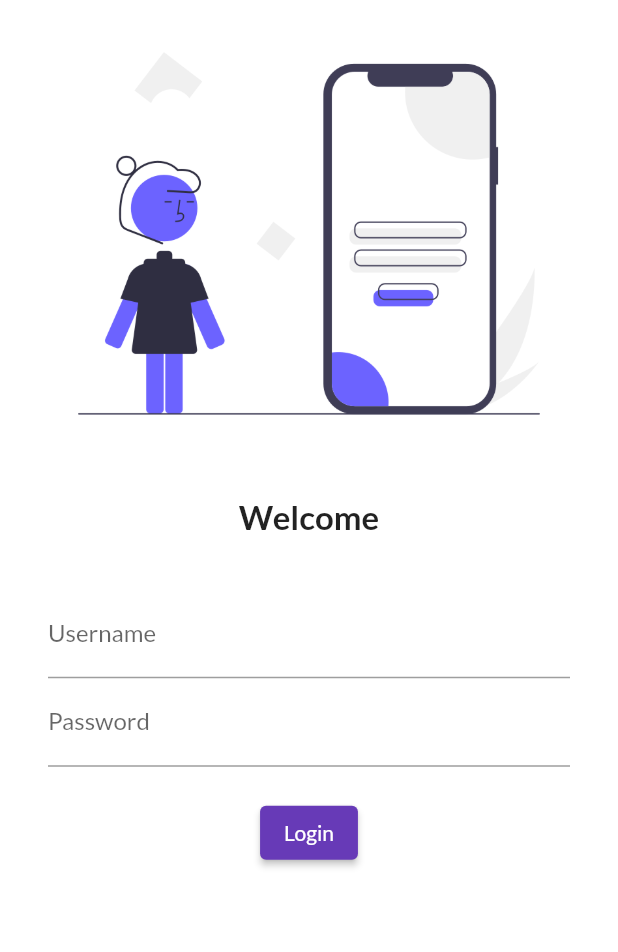
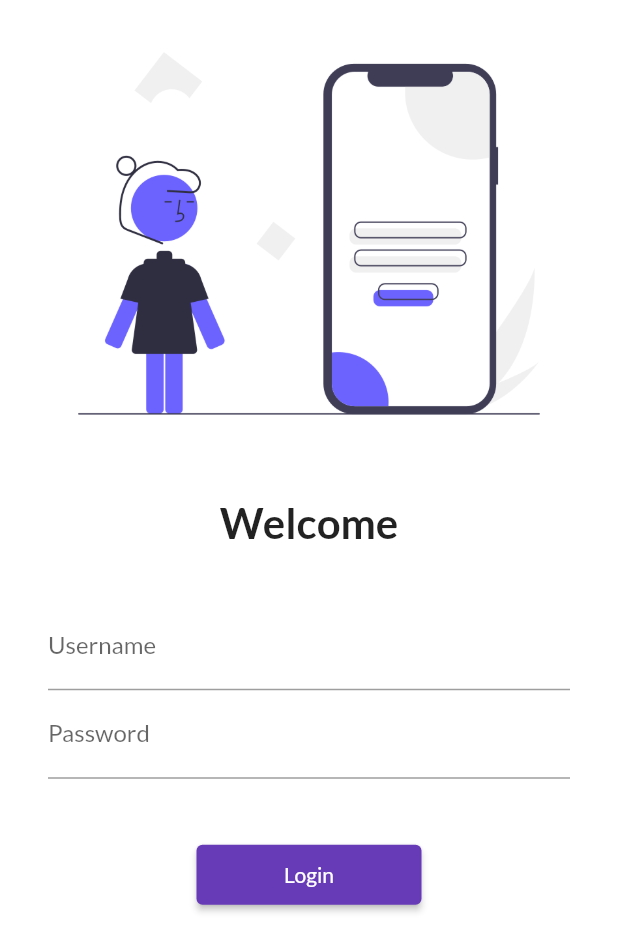
Before and after one commit to SomRawat/30DaysOfFlutter, a Flutter app: the screen it shows after launch, on a phone screen of 412 x 824 dp. Shown: the top 952 px of the screen. Run offline on Flutter 3.47's test engine with Material 2 defaults, Android fonts, the light colour scheme and no system bars; our stand-ins replace google_fonts.

Commit message:
Day 5 Completed

```diff
--- a/lib/main.dart
+++ b/lib/main.dart
@@ -2,6 +2,7 @@
 import 'package:time_tracker_flutter_course/pages/home_page.dart';
 import 'package:time_tracker_flutter_course/pages/login_page.dart';
 import 'package:google_fonts/google_fonts.dart';
+import 'package:time_tracker_flutter_course/utils/routes.dart';
 
 void main() {
   runApp(MyApp());
@@ -22,8 +23,8 @@
       initialRoute: "/",
       routes: {
         "/": (content) => LoginPage(),
-        "/home": (context) => HomePage(),
-        "/login": (context) => LoginPage()
+        MyRoutes.homeRoute: (context) => HomePage(),
+        MyRoutes.LoginRoute: (context) => LoginPage()
       },
     );
   }
--- a/lib/pages/login_page.dart
+++ b/lib/pages/login_page.dart
@@ -1,6 +1,7 @@
 // import 'dart:ui';
 
 import 'package:flutter/material.dart';
+import 'package:time_tracker_flutter_course/utils/routes.dart';
 
 class LoginPage extends StatelessWidget {
   const LoginPage({Key? key}) : super(key: key);
@@ -9,6 +10,7 @@
   Widget build(BuildContext context) {
     return Material(
       color: Colors.white,
+      child: SingleChildScrollView(
           child: Column(
         children: [
           Image.asset(
@@ -19,7 +21,7 @@
             height: 20.0,
           ),
           Text("Welcome",
-                style: TextStyle(fontSize: 22, fontWeight: FontWeight.bold)),
+              style: TextStyle(fontSize: 28, fontWeight: FontWeight.bold)),
           SizedBox(
             height: 20.0,
           ),
@@ -42,18 +44,20 @@
                   ),
                 ),
                 SizedBox(
-                    height: 20.0,
+                  height: 40.0,
                 ),
                 ElevatedButton(
                   child: Text("Login"),
+                  style: TextButton.styleFrom(minimumSize: Size(150, 40)),
                   onPressed: () {
-                      print("Hi");
+                    Navigator.pushNamed(context, MyRoutes.homeRoute);
                   },
                 )
               ],
             ),
           ),
         ],
-        ));
+      )),
+    );
   }
 }
--- /dev/null
+++ b/lib/utils/routes.dart
@@ -0,0 +1,4 @@
+class MyRoutes {
+  static String LoginRoute = "/login";
+  static String homeRoute = "/home";
+}
```
Lines whose indentation alone changed are shown as unchanged.
